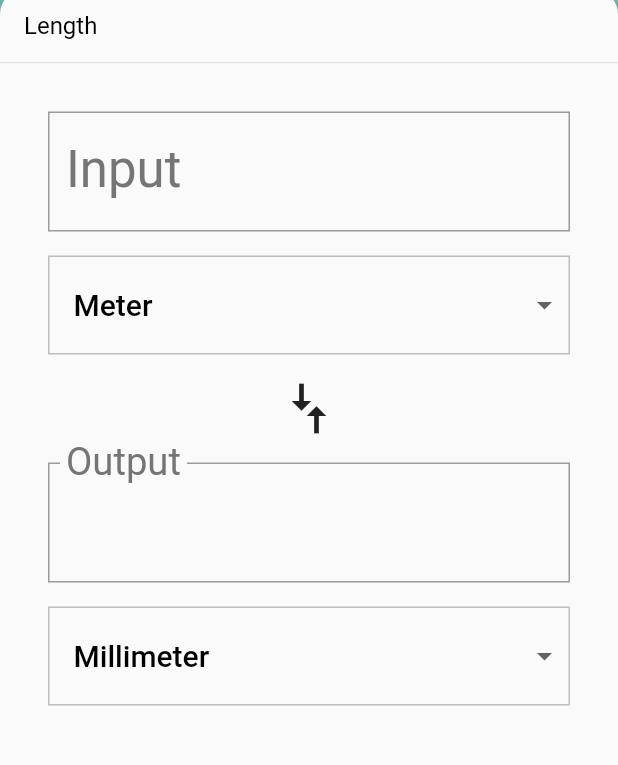
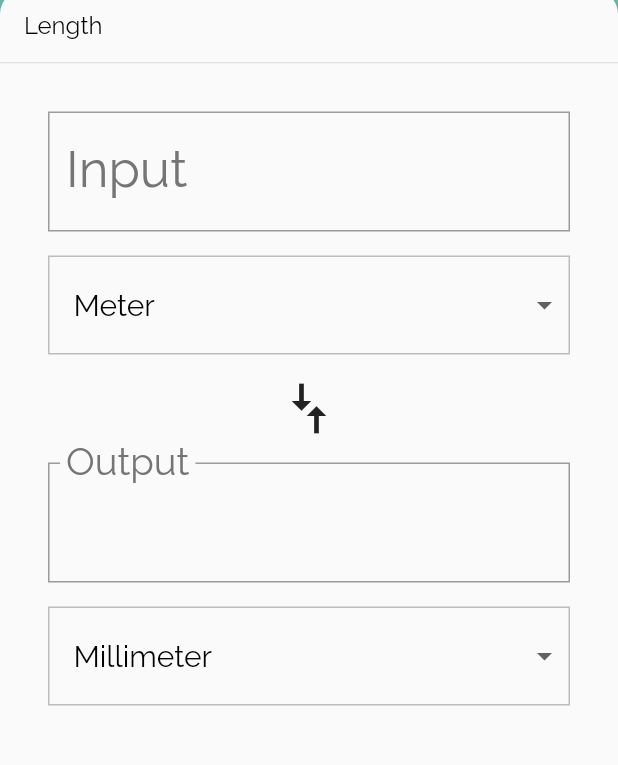
Before and after one commit to marinalvdgs/udacity_course, a Flutter app: the screen it shows after launch, on a phone screen of 412 x 824 dp, the part 94-859 px from its top. Run offline on Flutter 3.47's test engine with Material 2 defaults, Android fonts, the phone set to English and light mode, and no system bars; network calls fail.

Commit message:
update readme

```diff
--- a/converter_error/lib/main.dart
+++ b/converter_error/lib/main.dart
@@ -30,6 +30,7 @@ class UnitConverterApp extends StatelessWidget {
         textTheme: Theme.of(context).textTheme.apply(
               bodyColor: Colors.black,
               displayColor: Colors.grey[600],
+              fontFamily: 'Raleway'
             ),
         // This colors the [InputOutlineBorder] when it is selected
         primaryColor: Colors.grey[500],
--- a/converter_error/lib/unit_converter.dart
+++ b/converter_error/lib/unit_converter.dart
@@ -211,9 +211,12 @@ class _UnitConverterState extends State<UnitConverter> {
   Widget build(BuildContext context) {
     if (widget.category.units == null ||
         (widget.category.name == apiCategory['name'] && isShowError)) {
-      return Container(
+      return Column(
+        children: [
+          Container(
             margin: _padding,
             padding: _padding,
+            height: MediaQuery.of(context).size.height/2.5,
             decoration: BoxDecoration(
               borderRadius: BorderRadius.circular(16.0),
               color: widget.category.color['error'],
@@ -221,7 +224,6 @@ class _UnitConverterState extends State<UnitConverter> {
             child: Column(
               mainAxisAlignment: MainAxisAlignment.center,
               crossAxisAlignment: CrossAxisAlignment.center,
-          mainAxisSize: MainAxisSize.min,
               children: [
                 Icon(
                   Icons.error_outline,
@@ -237,6 +239,8 @@ class _UnitConverterState extends State<UnitConverter> {
                 ),
               ],
             ),
+          ),
+        ],
       );
     }
 
```
Also changed, not shown: converter_error/screen1.jpg (added), converter_error/screen2.jpg (added), 1 other file. Lines whose indentation alone changed are shown as unchanged.
